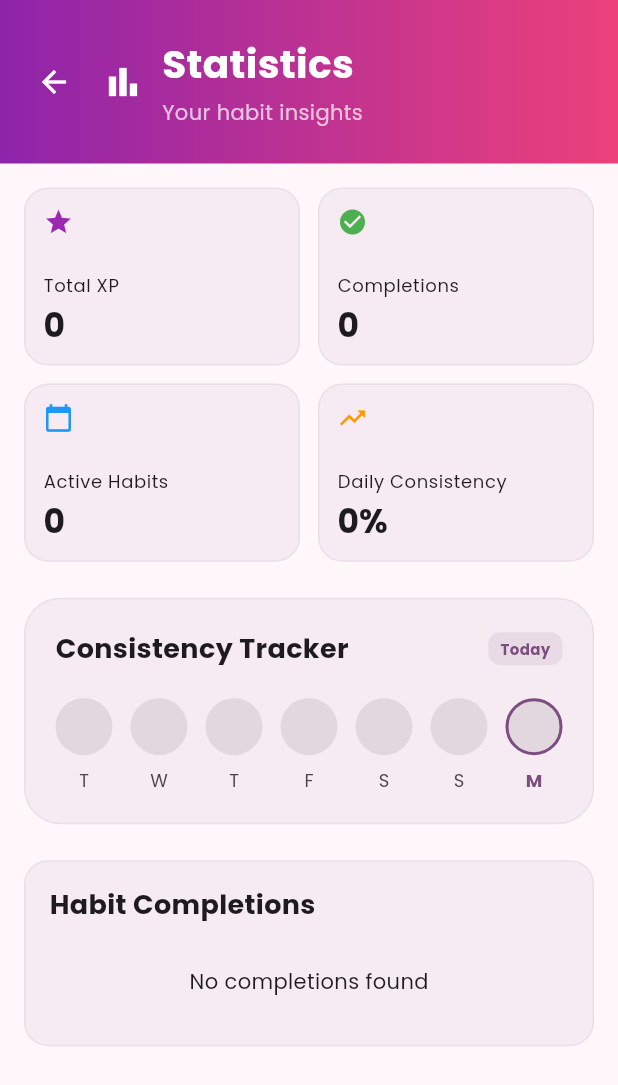
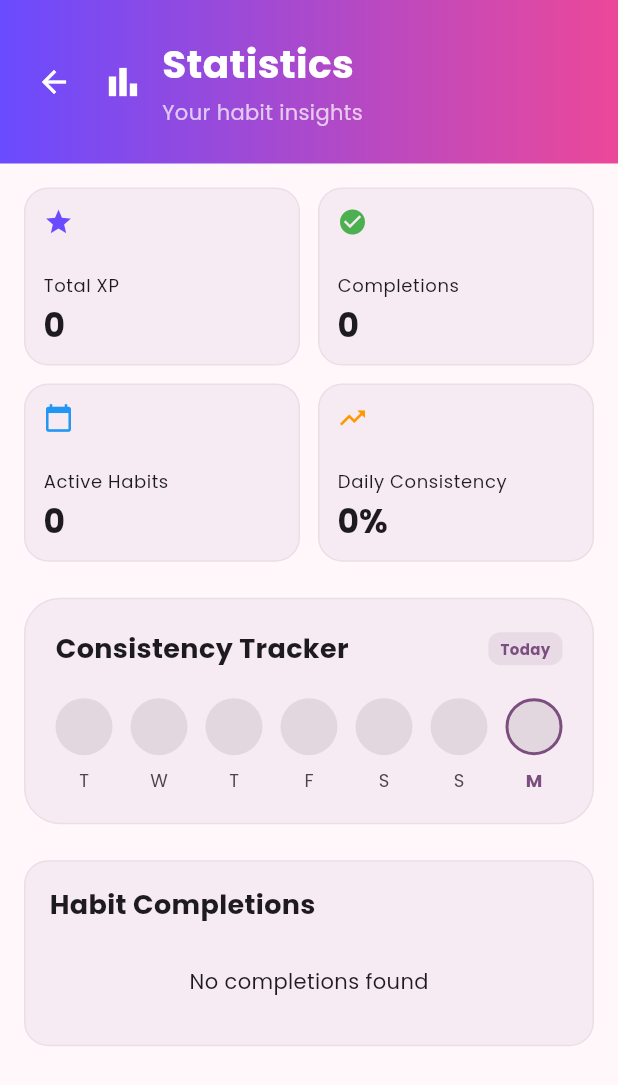
Before and after one commit to erenayar-12/CS310-Group-21, a Flutter app: the screen it shows once a user with an empty profile is signed in, after a tap on "View Stats", on a phone screen of 412 x 824 dp. Shown: the top 1085 px of the screen. Run offline on Flutter 3.47's test engine with Material 3 defaults, Android fonts, the phone set to English and light mode, and no system bars; our stand-ins replace cloud_firestore, firebase_auth, firebase_core, shared_preferences, sqflite, sqflite_common_ffi; accounts and stored records are empty; statements that could not run were skipped.

Commit message:
Improve profile, statistics and weekly tracker screens with better loading states

```diff
--- a/lib/screens/statistics/statistics_view.dart
+++ b/lib/screens/statistics/statistics_view.dart
@@ -3,6 +3,8 @@ import 'package:provider/provider.dart';
 
 import '../../data/habit.dart';
 import '../../services/firestore_service.dart';
+import '../../utils/loading_widgets.dart';
+import '../../utils/app_colors.dart';
 
 class StatisticsScreen extends StatelessWidget {
   const StatisticsScreen({super.key});
@@ -51,7 +53,11 @@ class StatisticsScreen extends StatelessWidget {
                     }
 
                     if (compSnap.connectionState == ConnectionState.waiting) {
-                      return const Center(child: CircularProgressIndicator());
+                      return const Center(
+                        child: AppLoadingIndicator(
+                          message: 'Loading statistics...',
+                        ),
+                      );
                     }
 
                     final completions = compSnap.data ?? [];
@@ -101,7 +107,7 @@ class StatisticsScreen extends StatelessWidget {
                                   icon: Icons.star,
                                   label: 'Total XP',
                                   value: '$totalXP',
-                                  color: Colors.purple,
+                                  color: AppColors.primaryPurple,
                                 ),
                                 _StatCard(
                                   icon: Icons.check_circle,
@@ -173,7 +179,7 @@ class _Header extends StatelessWidget {
       padding: const EdgeInsets.fromLTRB(12, 24, 16, 24),
       decoration: BoxDecoration(
         gradient: LinearGradient(
-          colors: [Colors.purple.shade600, Colors.pink.shade400],
+          colors: [AppColors.primaryPurple, AppColors.habitPink],
         ),
       ),
       child: Row(
--- a/lib/screens/weekly_tracker/weekly_tracker_page.dart
+++ b/lib/screens/weekly_tracker/weekly_tracker_page.dart
@@ -2,6 +2,7 @@ import 'package:flutter/material.dart';
 import 'package:provider/provider.dart';
 import '../../data/habit.dart';
 import '../../services/firestore_service.dart';
+import '../../utils/loading_widgets.dart';
 import 'package:cloud_firestore/cloud_firestore.dart';
 
 class WeeklyTrackerPage extends StatefulWidget {
@@ -172,7 +173,10 @@ class _WeeklyTrackerPageState extends State<WeeklyTrackerPage> {
                 stream: firestoreService.getHabitsStream(),
                 builder: (context, snapshot) {
                   if (snapshot.connectionState == ConnectionState.waiting) {
-                    return const Center(child: CircularProgressIndicator());
+                    return SkeletonListLoader(
+                      itemCount: 3,
+                      itemBuilder: (context, index) => SkeletonHabitCard(),
+                    );
                   }
 
                   if (snapshot.hasError) {
```
Also changed, not shown: lib/screens/profile/profile_view.dart (+8 -38 lines), lib/screens/statistics/statistics_screen.dart (+42 -24 lines).
